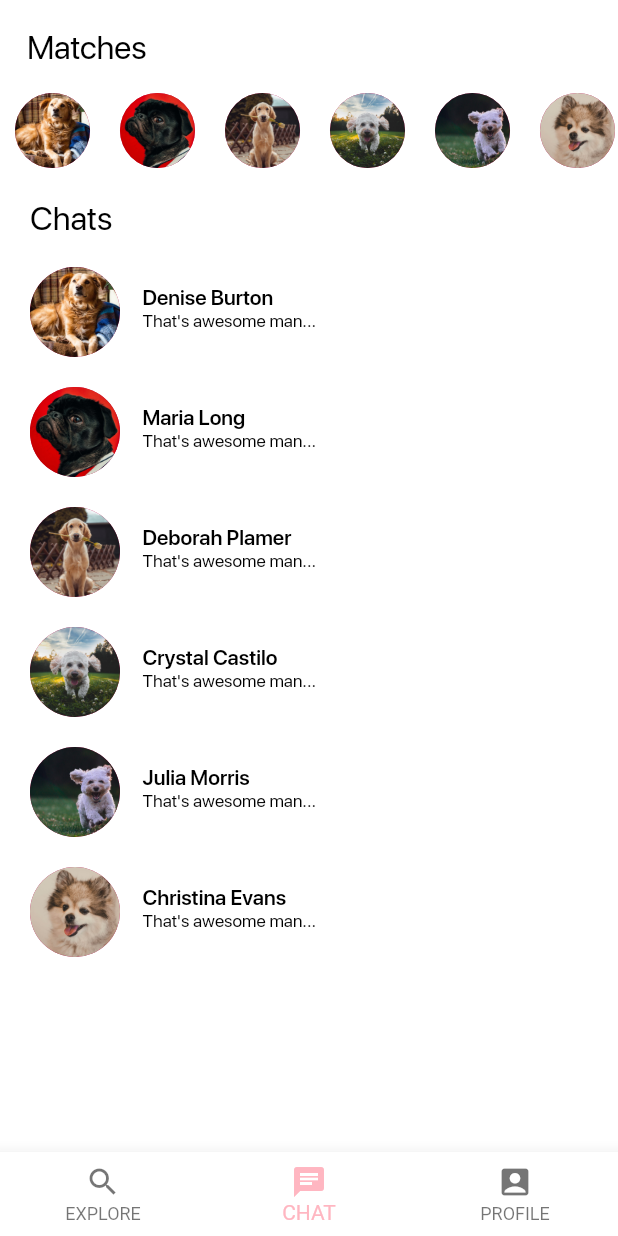
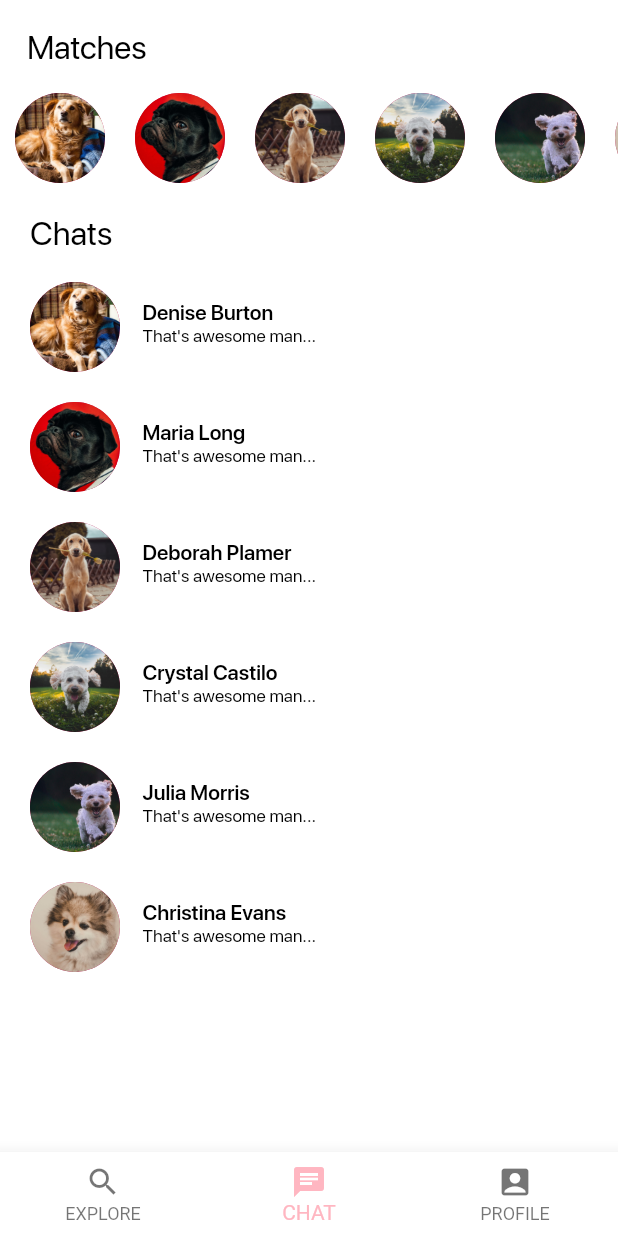
Before and after one commit to SPARSHAGGARWAL17/dating-app, a Flutter app: the screen it shows after launch, item 2 of the bottom bar chosen, on a phone screen of 412 x 824 dp. Run offline on Flutter 3.47's test engine with Material 2 defaults, Android fonts, the phone set to English and light mode, and no system bars; our stand-ins replace carousel_slider, flutter_svg, pin_code_fields.

```diff
--- a/lib/model/cards.dart
+++ b/lib/model/cards.dart
@@ -75,7 +75,7 @@ List<MatchCard> matchCard = [
     name: 'Malena Veronica',
   ),
   MatchCard(
-    id: 8,
+    id: 9,
     imageUrl: 'assets/images/dogs/dog2.jpeg',
     breedName: 'Breed Name',
     name: 'Malena Veronica',
--- a/lib/view/chats/matches-chat.dart
+++ b/lib/view/chats/matches-chat.dart
@@ -25,7 +25,7 @@ class MatchesChatPage extends StatelessWidget {
           scrollDirection: Axis.horizontal,
           child: Row(
               children: kMatches
-                  .map((e) => circleProfilePhoto(e.image, 25))
+                  .map((e) => circleProfilePhoto(e.image, 30))
                   .toList()),
         ),
         Padding(
@@ -36,7 +36,7 @@ class MatchesChatPage extends StatelessWidget {
           ),
         ),
         Container(
-          height: getDeviceSize(context).height * 0.625,
+          height: getDeviceSize(context).height * 0.628,
           child: SingleChildScrollView(
             physics: BouncingScrollPhysics(),
             scrollDirection: Axis.vertical,
--- a/lib/view/home-screens/home-page.dart
+++ b/lib/view/home-screens/home-page.dart
@@ -23,8 +23,8 @@ class _HomePageState extends State<HomePage>
   @override
   void initState() {
     super.initState();
-    animationController =
-        AnimationController(vsync: this, duration: Duration(milliseconds: 600));
+    animationController = AnimationController(
+        vsync: this, duration: Duration(milliseconds: 1000));
     tween = Tween<double>(begin: 0, end: 1)
       ..animate(
         CurvedAnimation(
@@ -100,7 +100,7 @@ class _HomePageState extends State<HomePage>
                   gradient: LinearGradient(
                     colors: [
                       Colors.white,
-                    Colors.transparent,
+                      kGreyColor,
                     ],
                     begin: Alignment.topCenter,
                     end: Alignment.bottomCenter,
@@ -174,19 +174,32 @@ class _HomePageState extends State<HomePage>
                             ]),
                       ),
                     ),
-                  Stack(
-                    children: matchCard
-                        .map(
-                          (e) => Padding(
-                            padding: const EdgeInsets.fromLTRB(5, 0, 5, 20),
-                            child: buildProfileCard(context, e),
+                    Expanded(
+                      child: Padding(
+                        padding: const EdgeInsets.all(8.0),
+                        child: Stack(
+                          // fit: StackFit.expand,
+                          alignment: Alignment.center,
+                          // fit: StackFit.passthrough,
+                          children: [
+                            if (matchCard.isEmpty)
+                              Center(
+                                child: Text(
+                                  'No Matches Nearby!',
+                                  style: buildTextStyle(
+                                      color: Colors.grey.shade700, size: 25),
                                 ),
-                        )
-                        .toList(),
+                              ),
+                            for (int i = 0; i < matchCard.length; i++)
+                              buildProfileCard(context, matchCard[i]),
+                          ],
+                        ),
+                      ),
                     ),
                   ],
                 ),
-            ))
+              ),
+            )
           : _index == 1
               ? MatchesChatPage()
               : Container(),
@@ -195,6 +208,8 @@ class _HomePageState extends State<HomePage>
 
   Widget buildProfileCard(BuildContext context, MatchCard match) {
     var dragging = false;
+    if (matchCard.indexOf(match) != matchCard.length - 1)
+      return buildSingleCard(dragging, context, match);
 
     return GestureDetector(
       onHorizontalDragStart: (details) {
@@ -208,14 +223,22 @@ class _HomePageState extends State<HomePage>
         setState(() {
           dx = (details.localPosition.dx - prevDx) / 10;
         });
-        if (dx < -25 || dx > 30) {
+      },
+      onHorizontalDragEnd: (details) {
+        print(dx);
+        if (dx < -18) {
           matchCard.removeWhere((element) => element == match);
           dx = 0;
           setState(() {});
         }
-      },
-      onHorizontalDragEnd: (details) {
-        print(dx);
+        if (dx > 18) {
+          if (matchCard.indexOf(match) % 2 == 0) {
+            Navigator.of(context).pushNamed(MatchDialogPage.Route);
+          }
+          matchCard.removeWhere((element) => element == match);
+          dx = 0;
+          setState(() {});
+        }
         setState(() {
           dragging = false;
           dx = 0;
@@ -223,12 +246,20 @@ class _HomePageState extends State<HomePage>
         });
       },
       child: Transform.rotate(
+        origin: Offset(0, getDeviceSize(context).height + 250),
         angle: !animating
             ? math.pi / 180 * dx
             : (math.pi / 180 * 45 * animationController.value) *
                 (left ? -1 : 1),
-        alignment: Alignment.bottomCenter,
-        child: Container(
+        // alignment: Alignment.bottomCenter,
+        child: buildSingleCard(dragging, context, match),
+      ),
+    );
+  }
+
+  Container buildSingleCard(
+      bool dragging, BuildContext context, MatchCard match) {
+    return Container(
       decoration: BoxDecoration(
           borderRadius: BorderRadius.circular(15),
           color: Color(0xFAFAFA),
@@ -242,7 +273,7 @@ class _HomePageState extends State<HomePage>
                   )
                 ]
               : []),
-          height: getDeviceSize(context).height * 0.75,
+      height: getDeviceSize(context).height * 0.78,
       width: getDeviceSize(context).width,
       child: Column(
         children: [
@@ -314,7 +345,9 @@ class _HomePageState extends State<HomePage>
                               width: 10,
                             ),
                             Text(
-                                  match.breedName, // TODO: add Breed name
+                              match.breedName +
+                                  (matchCard.indexOf(match))
+                                      .toString(), // TODO: add Breed name
                               style: buildTextStyle(
                                   size: 19,
                                   color: Colors.black.withOpacity(0.55)),
@@ -337,7 +370,7 @@ class _HomePageState extends State<HomePage>
                     bottomRight: Radius.circular(15),
                     topLeft: Radius.circular(0),
                     topRight: Radius.circular(0)),
-                    color: Colors.white70,
+                color: Colors.white,
                 //color: Color(0xFAFAFA)
               ),
               child: Row(
@@ -349,8 +382,7 @@ class _HomePageState extends State<HomePage>
                       animating = true;
                       animationController.forward().then((value) {
                         animationController.reset();
-                            matchCard
-                                .removeWhere((element) => element == match);
+                        matchCard.removeWhere((element) => element == match);
                         setState(() {
                           animating = false;
                         });
@@ -386,8 +418,7 @@ class _HomePageState extends State<HomePage>
                           Navigator.of(context)
                               .pushNamed(MatchDialogPage.Route);
                         }
-                            matchCard
-                                .removeWhere((element) => element == match);
+                        matchCard.removeWhere((element) => element == match);
                         setState(() {
                           animating = false;
                         });
@@ -421,8 +452,6 @@ class _HomePageState extends State<HomePage>
           ),
         ],
       ),
-        ),
-      ),
     );
   }
 }
```
Lines whose indentation alone changed are shown as unchanged.
